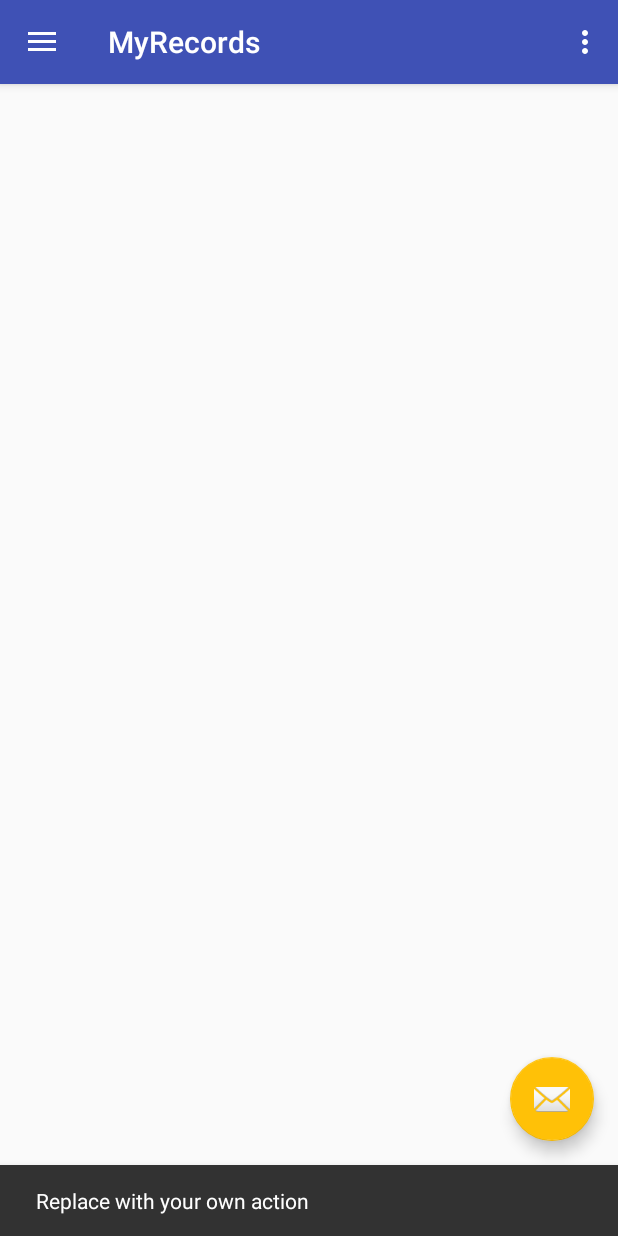
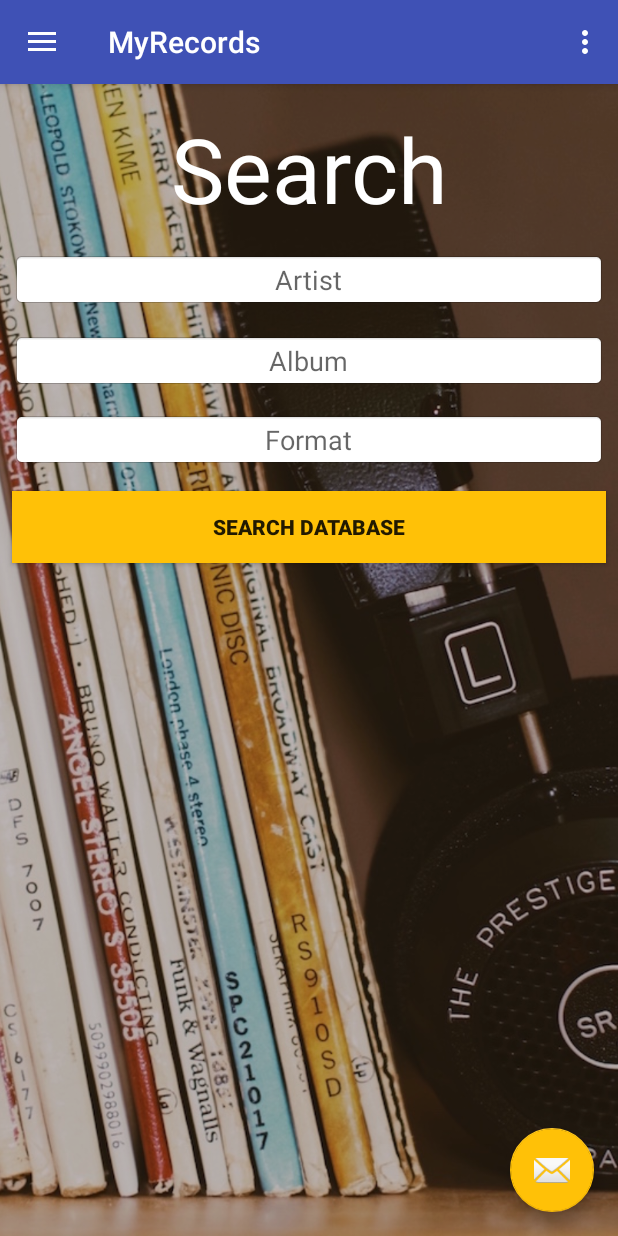
Before and after one commit to darkknightsds/myrecords, an Android app: the screen it shows after launch once a user with an empty profile is signed in (MainActivity), after a tap on an icon or button, on a phone screen of 412 x 824 dp. Run offline under Robolectric (Android 15) with nearby library versions, the phone set to English and light mode, and no system bars; our stand-ins replace ButterKnife, Firebase (no records; nobody signed in at launch, a user with empty details on screens opened directly); Roboto replaces fonts that are not available here; 2 statements that could not run were skipped.

Commit message:
refactor search layout into fragment

```diff
--- a/app/build.gradle
+++ b/app/build.gradle
@@ -40,8 +40,7 @@ dependencies {
     androidTestCompile('com.android.support.test.espresso:espresso-core:2.2.2', {
         exclude group: 'com.android.support', module: 'support-annotations'
     })
-    // Android Libraries
-    // Other Libraries
+    compile 'com.squareup.okhttp3:okhttp:3.2.0'
     compile 'com.squareup.okhttp3:okhttp:3.2.0'
     compile 'com.android.support:appcompat-v7:25.3.1'
     compile 'com.android.support:design:25.3.1'
@@ -55,11 +54,11 @@ dependencies {
     compile 'com.jakewharton:butterknife:8.6.0'
     compile 'org.parceler:parceler-api:1.1.8'
     compile 'com.squareup.picasso:picasso:2.5.2'
-    compile 'com.squareup.okhttp3:okhttp:3.2.0'
     compile 'se.akerfeldt:okhttp-signpost:1.1.0'
     testCompile 'junit:junit:4.12'
     annotationProcessor 'org.parceler:parceler:1.1.8'
     annotationProcessor 'com.jakewharton:butterknife-compiler:8.6.0'
 }
 
+
 apply plugin: 'com.google.gms.google-services'
--- a/app/src/main/java/com/epicodus/myrecords/Constants.java
+++ b/app/src/main/java/com/epicodus/myrecords/Constants.java
@@ -6,6 +6,5 @@ public class Constants {
     public static final String DISCOGS_BASE_URL = "https://api.discogs.com/database/search?";
     public static final String DISCOGS_ARTIST_QUERY_PARAMETER = "artist";
     public static final String DISCOGS_TITLE_QUERY_PARAMETER = "release_title";
-    public static final String DISCOGS_YEAR_QUERY_PARAMETER = "year";
     public static final String DISCOGS_FORMAT_QUERY_PARAMETER = "format";
 }
--- a/app/src/main/java/com/epicodus/myrecords/ui/MainActivity.java
+++ b/app/src/main/java/com/epicodus/myrecords/ui/MainActivity.java
@@ -3,7 +3,8 @@ package com.epicodus.myrecords.ui;
 import android.content.Intent;
 import android.os.Bundle;
 import android.support.design.widget.FloatingActionButton;
-import android.support.design.widget.Snackbar;
+import android.support.v4.app.Fragment;
+import android.support.v4.app.FragmentManager;
 import android.view.View;
 import android.support.design.widget.NavigationView;
 import android.support.v4.view.GravityCompat;
@@ -30,8 +31,7 @@ public class MainActivity extends AppCompatActivity
         fab.setOnClickListener(new View.OnClickListener() {
             @Override
             public void onClick(View view) {
-                Snackbar.make(view, "Replace with your own action", Snackbar.LENGTH_LONG)
-                        .setAction("Action", null).show();
+                loadFragment(new WishlistSearchFragment());
             }
         });
 
@@ -102,4 +102,10 @@ public class MainActivity extends AppCompatActivity
         drawer.closeDrawer(GravityCompat.START);
         return true;
     }
+
+    public void loadFragment(Fragment fragment) {
+        FragmentManager fragmentManager = getSupportFragmentManager();
+        fragmentManager.beginTransaction().replace(R.id.content_frame, fragment).addToBackStack(null).commit();
+    }
+
 }
--- /dev/null
+++ b/app/src/main/java/com/epicodus/myrecords/ui/WishlistSearchFragment.java
@@ -0,0 +1,64 @@
+package com.epicodus.myrecords.ui;
+
+
+import android.graphics.Typeface;
+import android.os.Bundle;
+import android.support.v4.app.Fragment;
+import android.support.v4.app.FragmentManager;
+import android.view.LayoutInflater;
+import android.view.View;
+import android.view.ViewGroup;
+import android.widget.Button;
+import android.widget.EditText;
+import android.widget.ImageButton;
+import android.widget.TextView;
+
+import com.epicodus.myrecords.R;
+import com.google.firebase.auth.FirebaseAuth;
+import com.google.firebase.database.DatabaseReference;
+import com.google.firebase.database.FirebaseDatabase;
+
+import butterknife.BindView;
+import butterknife.ButterKnife;
+import butterknife.Unbinder;
+
+/**
+ * A simple {@link Fragment} subclass.
+ */
+public class WishlistSearchFragment extends Fragment implements View.OnClickListener {
+    @BindView(R.id.searchHeader) TextView mSearchHeader;
+    @BindView(R.id.searchArtist) EditText mSearchArtist;
+    @BindView(R.id.searchAlbum) EditText mSearchAlbum;
+    @BindView(R.id.searchFormat) EditText mSearchFormat;
+    @BindView(R.id.searchButton) Button mSearchButton;
+    private Unbinder unbinder;
+
+
+    public WishlistSearchFragment() {
+    }
+
+
+    @Override
+    public View onCreateView(LayoutInflater inflater, ViewGroup container,
+                             Bundle savedInstanceState) {
+        View view = inflater.inflate(R.layout.fragment_wishlist_search, container, false);
+        unbinder = ButterKnife.bind(this, view);
+        Typeface headerFont = Typeface.createFromAsset(getActivity().getAssets(), "fonts/header.ttf");
+        mSearchHeader.setTypeface(headerFont);
+
+        // Inflate the layout for this fragment
+        return view;
+    }
+
+    @Override
+    public void onDestroyView() {
+        super.onDestroyView();
+        unbinder.unbind();
+    }
+
+    @Override
+    public void onClick(View v) {
+
+    }
+
+}
--- a/app/src/main/res/layout/app_bar_main.xml
+++ b/app/src/main/res/layout/app_bar_main.xml
@@ -22,6 +22,14 @@
 
     <include layout="@layout/content_main" />
 
+    <FrameLayout
+        android:id="@+id/content_frame"
+        android:layout_width="match_parent"
+        android:layout_height="match_parent"
+        app:layout_behavior="@string/appbar_scrolling_view_behavior">
+
+    </FrameLayout>
+
     <android.support.design.widget.FloatingActionButton
         android:id="@+id/fab"
         android:layout_width="wrap_content"
--- /dev/null
+++ b/app/src/main/res/layout/fragment_wishlist_search.xml
@@ -0,0 +1,119 @@
+<android.support.constraint.ConstraintLayout xmlns:android="http://schemas.android.com/apk/res/android"
+    xmlns:app="http://schemas.android.com/apk/res-auto"
+    xmlns:tools="http://schemas.android.com/tools"
+    android:layout_width="match_parent"
+    android:layout_height="match_parent"
+    tools:context="com.epicodus.myrecords.ui.WishlistSearchFragment">
+
+    <ImageView
+        android:id="@+id/imageView2"
+        android:layout_width="0dp"
+        android:layout_height="0dp"
+        android:foreground="#40000000"
+        android:scaleType="centerCrop"
+        android:visibility="visible"
+        app:layout_constraintBottom_toBottomOf="parent"
+        app:layout_constraintHorizontal_bias="0.0"
+        app:layout_constraintLeft_toLeftOf="parent"
+        app:layout_constraintRight_toRightOf="parent"
+        app:layout_constraintTop_toTopOf="parent"
+        app:layout_constraintVertical_bias="0.0"
+        app:srcCompat="@drawable/records" />
+
+    <EditText
+        android:id="@+id/searchArtist"
+        android:layout_width="0dp"
+        android:layout_height="wrap_content"
+        android:layout_marginEnd="8dp"
+        android:layout_marginLeft="8dp"
+        android:layout_marginRight="8dp"
+        android:layout_marginStart="8dp"
+        android:layout_marginTop="15dp"
+        android:background="@android:drawable/editbox_background"
+        android:ems="10"
+        android:hint="Artist"
+        android:inputType="text"
+        android:textAlignment="center"
+        android:visibility="visible"
+        app:layout_constraintHorizontal_bias="0.0"
+        app:layout_constraintLeft_toLeftOf="parent"
+        app:layout_constraintRight_toRightOf="parent"
+        app:layout_constraintTop_toBottomOf="@+id/searchHeader" />
+
+    <EditText
+        android:id="@+id/searchAlbum"
+        android:layout_width="0dp"
+        android:layout_height="wrap_content"
+        android:layout_marginEnd="8dp"
+        android:layout_marginLeft="8dp"
+        android:layout_marginRight="8dp"
+        android:layout_marginStart="8dp"
+        android:layout_marginTop="17dp"
+        android:background="@android:drawable/editbox_background"
+        android:ems="10"
+        android:hint="Album"
+        android:inputType="text"
+        android:selectAllOnFocus="false"
+        android:textAlignment="center"
+        android:visibility="visible"
+        app:layout_constraintHorizontal_bias="0.0"
+        app:layout_constraintLeft_toLeftOf="parent"
+        app:layout_constraintRight_toRightOf="parent"
+        app:layout_constraintTop_toBottomOf="@+id/searchArtist" />
+
+    <Button
+        android:id="@+id/searchButton"
+        android:layout_width="0dp"
+        android:layout_height="wrap_content"
+        android:layout_marginEnd="8dp"
+        android:layout_marginLeft="8dp"
+        android:layout_marginRight="8dp"
+        android:layout_marginStart="8dp"
+        android:layout_marginTop="16dp"
+        android:background="@color/colorAccent"
+        android:text="Search Database"
+        android:textStyle="bold"
+        app:layout_constraintHorizontal_bias="0.0"
+        app:layout_constraintLeft_toLeftOf="parent"
+        app:layout_constraintRight_toRightOf="parent"
+        app:layout_constraintTop_toBottomOf="@+id/searchFormat" />
+
+    <TextView
+        android:id="@+id/searchHeader"
+        android:layout_width="0dp"
+        android:layout_height="wrap_content"
+        android:layout_marginLeft="8dp"
+        android:layout_marginRight="8dp"
+        android:layout_marginTop="16dp"
+        android:text="Search"
+        android:textAlignment="center"
+        android:textColor="@color/colorTextIcons"
+        android:textSize="60sp"
+        android:textStyle="bold"
+        app:layout_constraintLeft_toLeftOf="parent"
+        app:layout_constraintRight_toRightOf="parent"
+        app:layout_constraintTop_toTopOf="parent"
+        android:layout_marginStart="8dp"
+        android:layout_marginEnd="8dp" />
+
+    <EditText
+        android:id="@+id/searchFormat"
+        android:layout_width="0dp"
+        android:layout_height="wrap_content"
+        android:layout_marginLeft="8dp"
+        android:layout_marginRight="8dp"
+        android:layout_marginTop="16dp"
+        android:background="@android:drawable/editbox_background"
+        android:ems="10"
+        android:hint="Format"
+        android:textAlignment="center"
+        android:inputType="text"
+        app:layout_constraintHorizontal_bias="0.0"
+        app:layout_constraintLeft_toLeftOf="parent"
+        app:layout_constraintRight_toRightOf="parent"
+        app:layout_constraintTop_toBottomOf="@+id/searchAlbum"
+        android:layout_marginStart="8dp"
+        android:layout_marginEnd="8dp" />
+
+
+</android.support.constraint.ConstraintLayout>
```
Also changed, not shown: app/src/main/res/layout/activity_create_account.xml (+45 -41 lines), app/src/main/res/layout/activity_login.xml (+32 -24 lines).
